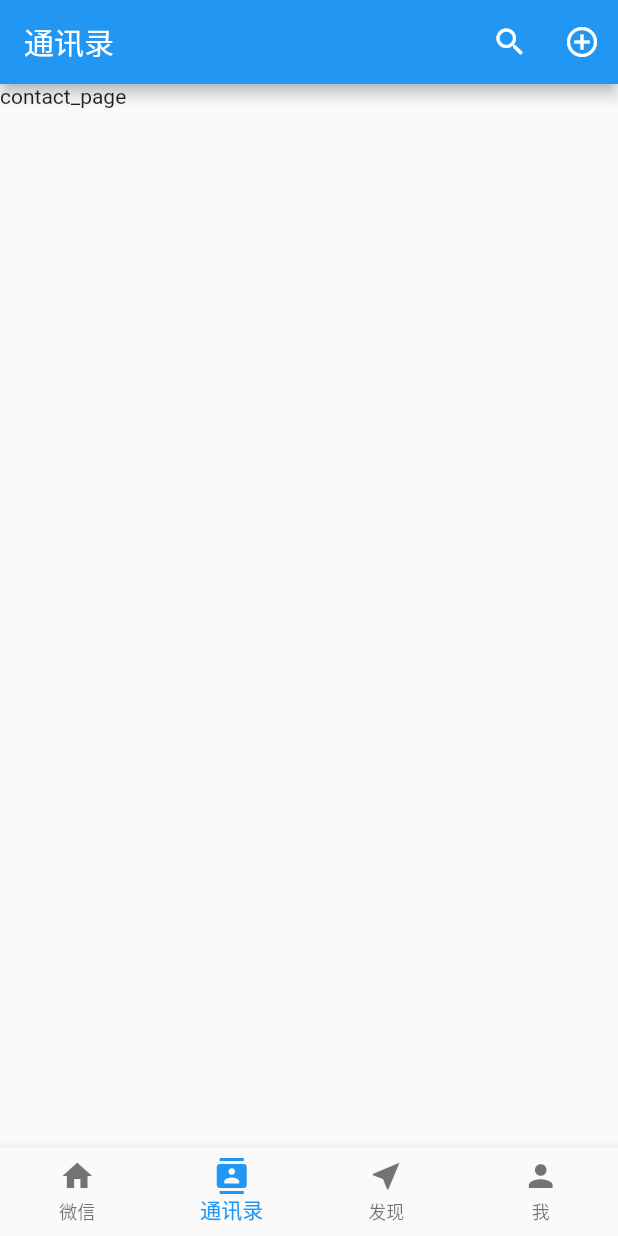
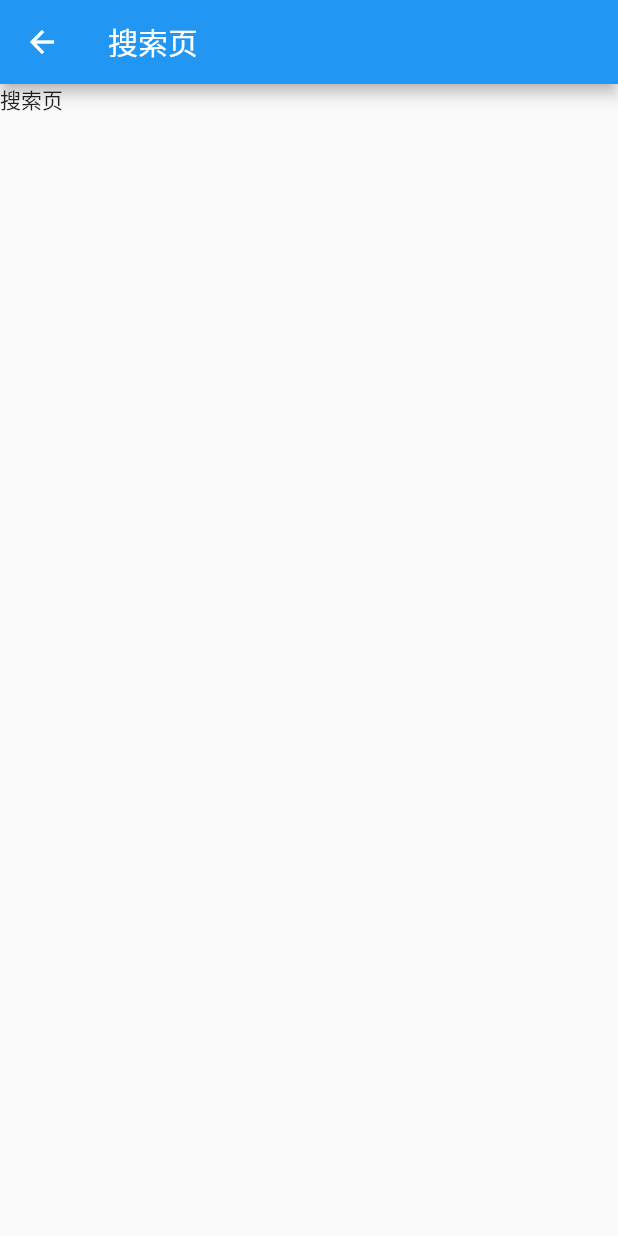
Before and after one commit to hwldzh/fakeWechat, a Flutter app: the screen it shows after launch, item 2 of the bottom bar chosen, after a tap on the "search" icon, on a phone screen of 412 x 824 dp. Run offline on Flutter 3.47's test engine with Material 2 defaults, Android fonts, the phone set to English and light mode, and no system bars; our stand-ins replace flutter_redux, redux; missing offline and left inert: data_plugin; generated files the repository leaves out were written again.

Commit message:
feat: add search page

```diff
--- a/lib/main.dart
+++ b/lib/main.dart
@@ -4,6 +4,7 @@ import 'package:data_plugin/bmob/bmob.dart';
 
 void main() => runApp(MyApp());
 
+/// MyApp是一个Widget，返回FakeWeChat，FakeWeChat也是一个Widget
 class MyApp extends StatelessWidget {
   @override
   Widget build(BuildContext context) {
--- a/lib/pages/fake_wechat.dart
+++ b/lib/pages/fake_wechat.dart
@@ -1,11 +1,12 @@
+import 'package:fake_wechat/pages/search_page.dart';
 import 'package:flutter/material.dart';
 import 'package:fake_wechat/pages/home_page.dart';
 import 'package:fake_wechat/pages/contact_page.dart';
 import 'package:fake_wechat/pages/near_me_page.dart';
 import 'package:fake_wechat/pages/mine_page.dart';
 
+
 class FakeWeChat extends StatefulWidget {
-
   @override
   FakeWeChatState createState() {
     return FakeWeChatState();
@@ -13,6 +14,28 @@ class FakeWeChat extends StatefulWidget {
 }
 
 class FakeWeChatState extends State<FakeWeChat> {
+  @override
+  Widget build(BuildContext context) {
+    return MaterialApp(
+      title: '微信仿真',
+      theme: ThemeData( // App的主题
+        primaryColor: Colors.blue,
+      ),
+      home: AppPage(),
+    );
+  }
+
+}
+/// FakeWeChat是一个有状态的Widget，可以看到FakeWeChatState的build方法返回MaterialApp的Widget对象
+class AppPage extends StatefulWidget {
+
+  @override
+  AppPageState createState() {
+    return AppPageState();
+  }
+}
+
+class AppPageState extends State<AppPage> {
   var _appBarTitles =  const ['微信', '通讯录', '发现', '我'];
   var _currentItemIndex = 0;
   List<BottomNavigationBarItem> _bottomNavigationBarItems;
@@ -32,18 +55,19 @@ class FakeWeChatState extends State<FakeWeChat> {
         icon: Icon(
           Icons.search,
         ),
-        onPressed: () {
+        onPressed: () { //如果去掉这个属性，IconButton默认是不可点击的，则这个时候它会显示为灰色
           //TODO 点击跳转到搜索页面
+          Navigator.push(context, new MaterialPageRoute(builder: (BuildContext context) => new SearchPage()));
         },
       ),
       IconButton(
         icon: Icon(
           Icons.add_circle_outline,
         ),
-        onPressed: () {
+        onPressed: () { //如果去掉这个属性，IconButton默认是不可点击的，则这个时候它会显示为灰色
           // TODO 点击弹出更多菜单
         },
-      )
+      ),
     ];
   }
 
@@ -92,23 +116,18 @@ class FakeWeChatState extends State<FakeWeChat> {
 
   @override
   Widget build(BuildContext context) {
-    return MaterialApp(
-      title: '微信仿真',
-      theme: ThemeData(
-        primaryColor: Colors.blue,
-      ),
-      home: Scaffold(
-        appBar: AppBar(
-          title: Text(
+    return Scaffold( // 就像是一个页面模板，里面包含了App标题栏、App内容、App底部栏等内容，我们可以随意组装
+        appBar: AppBar( //App的标题栏
+            title: Text( //标题
                 _appBarTitles[_currentItemIndex]
             ),
-          actions: _actions
+            actions: _actions //
         ),
-        body: IndexedStack(
+        body: IndexedStack( //App的内容
             index: _currentItemIndex,
             children: _bodyPages
         ),
-        bottomNavigationBar: BottomNavigationBar(
+        bottomNavigationBar: BottomNavigationBar( //App的底部栏
           currentIndex: _currentItemIndex,
           type: BottomNavigationBarType.fixed,
           fixedColor: Colors.blue,
@@ -119,8 +138,6 @@ class FakeWeChatState extends State<FakeWeChat> {
             });
           },
         )
-      ),
     );
   }
-
 }
--- /dev/null
+++ b/lib/pages/search_page.dart
@@ -0,0 +1,22 @@
+import 'package:flutter/material.dart';
+
+class SearchPage extends StatefulWidget {
+
+  @override
+  SearchPageState createState() {
+    return SearchPageState();
+  }
+}
+
+class SearchPageState extends State<SearchPage> {
+  @override
+  Widget build(BuildContext context) {
+    return Scaffold(
+      appBar: AppBar(
+        title: Text("搜索页"),
+      ),
+      body: Text("搜索页"),
+    );
+  }
+
+}
```
Lines whose indentation alone changed are shown as unchanged.
